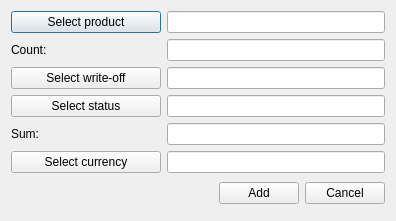
Above: OrmasAdmin/OrmasAdmin/CreateWOffListDlg.ui from Dalerjon/TheOrmasProejct before the change. Below: the same form after it.
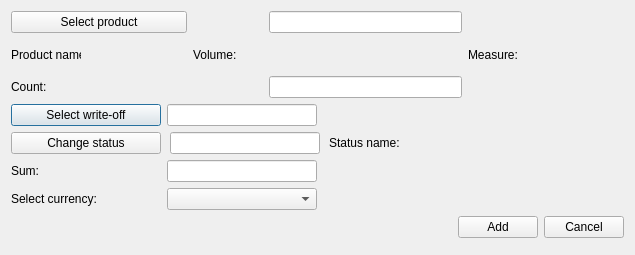
That is the form after the change.

```diff
--- a/OrmasAdmin/OrmasAdmin/CreateWOffListDlg.ui
+++ b/OrmasAdmin/OrmasAdmin/CreateWOffListDlg.ui
@@ -6,8 +6,8 @@
    <rect>
     <x>0</x>
     <y>0</y>
-    <width>396</width>
-    <height>221</height>
+    <width>635</width>
+    <height>255</height>
    </rect>
   </property>
   <property name="windowTitle">
@@ -32,72 +32,118 @@
    <property name="bottomMargin">
     <number>17</number>
    </property>
-   <item row="1" column="0">
-    <widget class="QLabel" name="countLb">
-     <property name="minimumSize">
-      <size>
-       <width>150</width>
-       <height>0</height>
-      </size>
-     </property>
-     <property name="text">
-      <string>Count:</string>
-     </property>
-    </widget>
-   </item>
-   <item row="0" column="1">
-    <widget class="QLineEdit" name="productEdit">
-     <property name="readOnly">
-      <bool>true</bool>
-     </property>
-    </widget>
-   </item>
-   <item row="0" column="0">
-    <widget class="QPushButton" name="productBtn">
-     <property name="text">
-      <string>Select product</string>
-     </property>
-    </widget>
-   </item>
-   <item row="3" column="0" colspan="2">
-    <layout class="QHBoxLayout" name="horizontalLayout">
-     <item>
-      <spacer name="horizontalSpacer">
-       <property name="orientation">
-        <enum>Qt::Horizontal</enum>
-       </property>
-       <property name="sizeHint" stdset="0">
-        <size>
-         <width>40</width>
-         <height>20</height>
-        </size>
-       </property>
-      </spacer>
-     </item>
-     <item>
-      <widget class="QPushButton" name="addBtn">
-       <property name="text">
-        <string>Add</string>
-       </property>
-      </widget>
-     </item>
-     <item>
-      <widget class="QPushButton" name="cancelBtn">
-       <property name="text">
-        <string>Cancel</string>
-       </property>
-      </widget>
-     </item>
-    </layout>
-   </item>
    <item row="1" column="1">
-    <widget class="QLineEdit" name="countEdit">
-     <property name="toolTip">
-      <string>&lt;html&gt;&lt;head/&gt;&lt;body&gt;&lt;p&gt;For example: 100&lt;/p&gt;&lt;/body&gt;&lt;/html&gt;</string>
+    <widget class="QLabel" name="prodNamePh">
+     <property name="minimumSize">
+      <size>
+       <width>100</width>
+       <height>0</height>
+      </size>
      </property>
+     <property name="font">
+      <font>
+       <family>Times New Roman</family>
+       <pointsize>12</pointsize>
+       <weight>75</weight>
+       <italic>true</italic>
+       <bold>true</bold>
+      </font>
+     </property>
+     <property name="text">
+      <string/>
+     </property>
     </widget>
    </item>
-   <item row="2" column="0" colspan="2">
+   <item row="1" column="0">
+    <widget class="QLabel" name="prodNameLb">
+     <property name="minimumSize">
+      <size>
+       <width>70</width>
+       <height>0</height>
+      </size>
+     </property>
+     <property name="maximumSize">
+      <size>
+       <width>70</width>
+       <height>16777215</height>
+      </size>
+     </property>
+     <property name="text">
+      <string>Product name:</string>
+     </property>
+    </widget>
+   </item>
+   <item row="1" column="2">
+    <widget class="QLabel" name="volumeLb">
+     <property name="minimumSize">
+      <size>
+       <width>70</width>
+       <height>0</height>
+      </size>
+     </property>
+     <property name="maximumSize">
+      <size>
+       <width>70</width>
+       <height>16777215</height>
+      </size>
+     </property>
+     <property name="text">
+      <string>Volume:</string>
+     </property>
+    </widget>
+   </item>
+   <item row="1" column="3">
+    <widget class="QLabel" name="volumePh">
+     <property name="minimumSize">
+      <size>
+       <width>100</width>
+       <height>0</height>
+      </size>
+     </property>
+     <property name="font">
+      <font>
+       <family>Times New Roman</family>
+       <pointsize>12</pointsize>
+       <weight>75</weight>
+       <italic>true</italic>
+       <bold>true</bold>
+      </font>
+     </property>
+     <property name="text">
+      <string/>
+     </property>
+    </widget>
+   </item>
+   <item row="1" column="4">
+    <widget class="QLabel" name="measureLb">
+     <property name="text">
+      <string>Measure:</string>
+     </property>
+    </widget>
+   </item>
+   <item row="1" column="5">
+    <widget class="QLabel" name="measurePh">
+     <property name="minimumSize">
+      <size>
+       <width>100</width>
+       <height>0</height>
+      </size>
+     </property>
+     <property name="font">
+      <font>
+       <family>Times New Roman</family>
+       <pointsize>12</pointsize>
+       <weight>75</weight>
+       <italic>true</italic>
+       <bold>true</bold>
+      </font>
+     </property>
+     <property name="text">
+      <string/>
+     </property>
+    </widget>
+   </item>
+   <item row="3" column="0" colspan="6">
     <widget class="QWidget" name="editSectionWgt" native="true">
      <layout class="QGridLayout" name="gridLayout_3">
       <property name="leftMargin">
@@ -112,6 +158,26 @@
       <property name="bottomMargin">
        <number>0</number>
       </property>
+      <item row="3" column="0">
+       <widget class="QLabel" name="currencyLb">
+        <property name="text">
+         <string>Select currency:</string>
+        </property>
+       </widget>
+      </item>
+      <item row="2" column="1">
+       <widget class="QLineEdit" name="sumEdit">
+        <property name="maximumSize">
+         <size>
+          <width>150</width>
+          <height>16777215</height>
+         </size>
+        </property>
+        <property name="toolTip">
+         <string>&lt;html&gt;&lt;head/&gt;&lt;body&gt;&lt;p&gt;For example: 1000 (depends on currency)&lt;/p&gt;&lt;/body&gt;&lt;/html&gt;</string>
+        </property>
+       </widget>
+      </item>
       <item row="2" column="0">
        <widget class="QLabel" name="sumLb">
         <property name="minimumSize">
@@ -125,36 +191,27 @@
         </property>
        </widget>
       </item>
-      <item row="2" column="1">
-       <widget class="QLineEdit" name="sumEdit">
-        <property name="toolTip">
-         <string>&lt;html&gt;&lt;head/&gt;&lt;body&gt;&lt;p&gt;For example: 1000 (depends on currency)&lt;/p&gt;&lt;/body&gt;&lt;/html&gt;</string>
-        </property>
-       </widget>
-      </item>
-      <item row="1" column="0">
-       <widget class="QPushButton" name="statusBtn">
-        <property name="text">
-         <string>Select status</string>
-        </property>
-       </widget>
-      </item>
       <item row="0" column="0">
        <widget class="QPushButton" name="writeOffBtn">
+        <property name="maximumSize">
+         <size>
+          <width>150</width>
+          <height>16777215</height>
+         </size>
+        </property>
         <property name="text">
          <string>Select write-off</string>
         </property>
        </widget>
       </item>
-      <item row="1" column="1">
-       <widget class="QLineEdit" name="statusEdit">
-        <property name="readOnly">
-         <bool>true</bool>
-        </property>
-       </widget>
-      </item>
       <item row="0" column="1">
        <widget class="QLineEdit" name="writeOffEdit">
+        <property name="maximumSize">
+         <size>
+          <width>150</width>
+          <height>16777215</height>
+         </size>
+        </property>
         <property name="text">
          <string/>
         </property>
@@ -163,23 +220,205 @@
         </property>
        </widget>
       </item>
-      <item row="3" column="0">
-       <widget class="QPushButton" name="currencyBtn">
-        <property name="text">
-         <string>Select currency</string>
-        </property>
-       </widget>
-      </item>
       <item row="3" column="1">
-       <widget class="QLineEdit" name="currencyEdit">
-        <property name="readOnly">
-         <bool>true</bool>
+       <widget class="QComboBox" name="currencyCmb">
+        <property name="maximumSize">
+         <size>
+          <width>150</width>
+          <height>16777215</height>
+         </size>
         </property>
        </widget>
       </item>
+      <item row="0" column="2">
+       <spacer name="horizontalSpacer_2">
+        <property name="orientation">
+         <enum>Qt::Horizontal</enum>
+        </property>
+        <property name="sizeHint" stdset="0">
+         <size>
+          <width>40</width>
+          <height>20</height>
+         </size>
+        </property>
+       </spacer>
+      </item>
+      <item row="2" column="2">
+       <spacer name="horizontalSpacer_3">
+        <property name="orientation">
+         <enum>Qt::Horizontal</enum>
+        </property>
+        <property name="sizeHint" stdset="0">
+         <size>
+          <width>40</width>
+          <height>20</height>
+         </size>
+        </property>
+       </spacer>
+      </item>
+      <item row="3" column="2">
+       <spacer name="horizontalSpacer_4">
+        <property name="orientation">
+         <enum>Qt::Horizontal</enum>
+        </property>
+        <property name="sizeHint" stdset="0">
+         <size>
+          <width>40</width>
+          <height>20</height>
+         </size>
+        </property>
+       </spacer>
+      </item>
+      <item row="1" column="0" colspan="3">
+       <widget class="QWidget" name="statusWidget" native="true">
+        <layout class="QHBoxLayout" name="horizontalLayout_3">
+         <property name="spacing">
+          <number>9</number>
+         </property>
+         <property name="leftMargin">
+          <number>0</number>
+         </property>
+         <property name="topMargin">
+          <number>0</number>
+         </property>
+         <property name="rightMargin">
+          <number>0</number>
+         </property>
+         <property name="bottomMargin">
+          <number>0</number>
+         </property>
+         <item>
+          <widget class="QPushButton" name="statusBtn">
+           <property name="sizePolicy">
+            <sizepolicy hsizetype="Fixed" vsizetype="Fixed">
+             <horstretch>0</horstretch>
+             <verstretch>0</verstretch>
+            </sizepolicy>
+           </property>
+           <property name="minimumSize">
+            <size>
+             <width>150</width>
+             <height>0</height>
+            </size>
+           </property>
+           <property name="text">
+            <string>Change status</string>
+           </property>
+          </widget>
+         </item>
+         <item>
+          <widget class="QLineEdit" name="statusEdit">
+           <property name="maximumSize">
+            <size>
+             <width>150</width>
+             <height>16777215</height>
+            </size>
+           </property>
+           <property name="readOnly">
+            <bool>true</bool>
+           </property>
+          </widget>
+         </item>
+         <item>
+          <widget class="QLabel" name="statusLb">
+           <property name="text">
+            <string>Status name:</string>
+           </property>
+          </widget>
+         </item>
+         <item>
+          <widget class="QLabel" name="statusPh">
+           <property name="minimumSize">
+            <size>
+             <width>120</width>
+             <height>0</height>
+            </size>
+           </property>
+           <property name="font">
+            <font>
+             <family>Times New Roman</family>
+             <pointsize>12</pointsize>
+             <weight>75</weight>
+             <italic>true</italic>
+             <bold>true</bold>
+            </font>
+           </property>
+           <property name="text">
+            <string/>
+           </property>
+          </widget>
+         </item>
+        </layout>
+       </widget>
+      </item>
      </layout>
     </widget>
    </item>
+   <item row="4" column="0" colspan="6">
+    <layout class="QHBoxLayout" name="horizontalLayout">
+     <item>
+      <spacer name="horizontalSpacer">
+       <property name="orientation">
+        <enum>Qt::Horizontal</enum>
+       </property>
+       <property name="sizeHint" stdset="0">
+        <size>
+         <width>40</width>
+         <height>20</height>
+        </size>
+       </property>
+      </spacer>
+     </item>
+     <item>
+      <widget class="QPushButton" name="addBtn">
+       <property name="text">
+        <string>Add</string>
+       </property>
+      </widget>
+     </item>
+     <item>
+      <widget class="QPushButton" name="cancelBtn">
+       <property name="text">
+        <string>Cancel</string>
+       </property>
+      </widget>
+     </item>
+    </layout>
+   </item>
+   <item row="0" column="0" colspan="2">
+    <widget class="QPushButton" name="productBtn">
+     <property name="text">
+      <string>Select product</string>
+     </property>
+    </widget>
+   </item>
+   <item row="2" column="0" colspan="2">
+    <widget class="QLabel" name="countLb">
+     <property name="minimumSize">
+      <size>
+       <width>150</width>
+       <height>0</height>
+      </size>
+     </property>
+     <property name="text">
+      <string>Count:</string>
+     </property>
+    </widget>
+   </item>
+   <item row="0" column="3">
+    <widget class="QLineEdit" name="productEdit">
+     <property name="readOnly">
+      <bool>true</bool>
+     </property>
+    </widget>
+   </item>
+   <item row="2" column="3">
+    <widget class="QLineEdit" name="countEdit">
+     <property name="toolTip">
+      <string>&lt;html&gt;&lt;head/&gt;&lt;body&gt;&lt;p&gt;For example: 100&lt;/p&gt;&lt;/body&gt;&lt;/html&gt;</string>
+     </property>
+    </widget>
+   </item>
   </layout>
  </widget>
  <tabstops>
```
Left out of the diff: 6 changed lines with no effect on the pictures.
